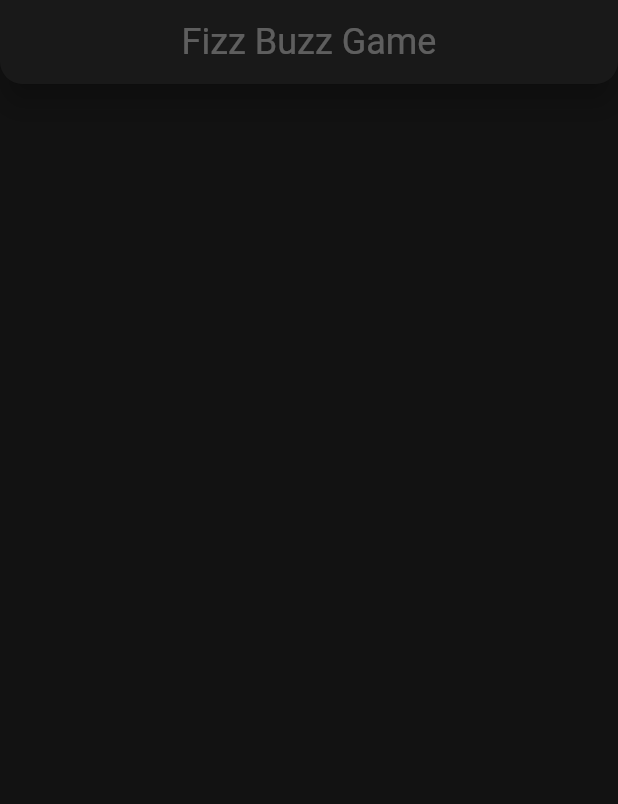
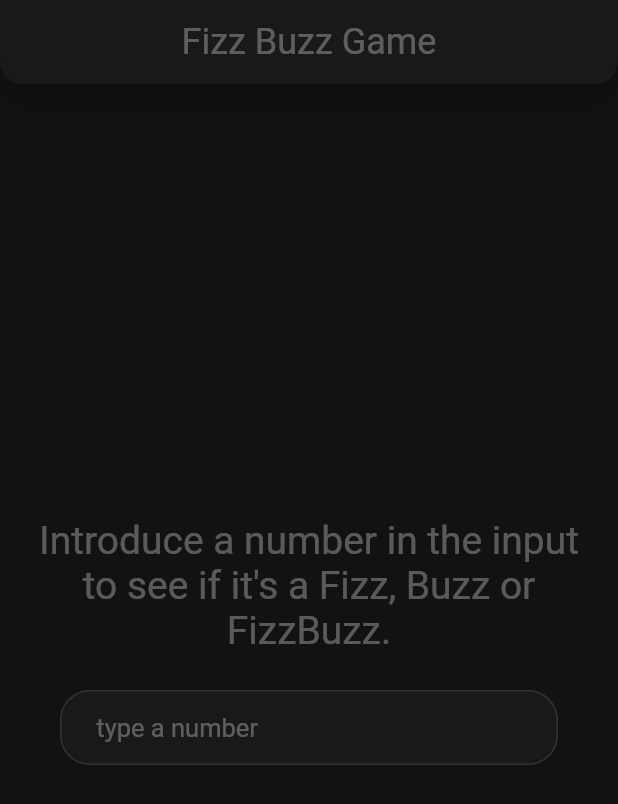
Before and after one commit to 3vilcrow/FizzBuzz, a Flutter app: the screen it shows after launch, on a phone screen of 412 x 824 dp. Shown: the top 804 px of the screen. Run offline on Flutter 3.47's test engine with Material 2 defaults, Android fonts, the light colour scheme and no system bars; our stand-ins replace get.

Commit message:
add some styles to app

```diff
--- a/lib/main.dart
+++ b/lib/main.dart
@@ -1,4 +1,5 @@
-import 'package:fizz_buzz_flutter/views/fizz_buzz.dart';
+import 'package:fizz_buzz_flutter/theme/app_theme.dart';
+import 'package:fizz_buzz_flutter/views/fizz_buzz_view.dart';
 import 'package:flutter/material.dart';
 
 import 'package:get/get.dart';
@@ -14,25 +15,8 @@ class MyApp extends StatelessWidget {
     return GetMaterialApp(
         debugShowCheckedModeBanner: false,
         title: 'Fizz Buzz Game',
-        theme: ThemeData(
-          appBarTheme: const AppBarTheme(
-            backgroundColor: Color.fromARGB(255, 25, 25, 25),
-            titleTextStyle: TextStyle(
-              fontSize: 24,
-              color: Color.fromARGB(77, 255, 255, 255),
-            ),
-          ),
-          scaffoldBackgroundColor: const Color.fromARGB(255, 18, 18, 18),
-          iconTheme: const IconThemeData(
-            color: Colors.black,
-            size: 24,
-          ),
-          primaryIconTheme: const IconThemeData(
-            color: Colors.black,
-            size: 24,
-          ),
-          primarySwatch: Colors.blue,
-        ),
+        themeMode: ThemeMode.dark,
+        darkTheme: AppTheme.dark,
         home: const FizzBuzzView());
   }
 }
--- /dev/null
+++ b/lib/theme/app_theme.dart
@@ -0,0 +1,43 @@
+import 'package:fizz_buzz_flutter/theme/colors.dart';
+import 'package:flutter/material.dart';
+
+class AppTheme {
+  static final dark = ThemeData(
+    appBarTheme: const AppBarTheme(
+      backgroundColor: FizzBuzzColors.primaryColor,
+      titleTextStyle: TextStyle(
+        fontSize: 24,
+        color: FizzBuzzColors.textColor,
+      ),
+    ),
+    textTheme: const TextTheme(
+      headline1: TextStyle(
+        fontSize: 14,
+        color: FizzBuzzColors.textColor,
+      ),
+      headline2: TextStyle(
+        fontSize: 17,
+        color: FizzBuzzColors.textColor,
+      ),
+      headline3: TextStyle(
+        fontSize: 20,
+        color: FizzBuzzColors.textColor,
+      ),
+      headline4: TextStyle(
+        fontSize: 23,
+        color: FizzBuzzColors.textColor,
+      ),
+      headline5: TextStyle(fontSize: 26, color: FizzBuzzColors.textColor),
+      headline6: TextStyle(
+        fontSize: 29,
+        color: FizzBuzzColors.textColor,
+      ),
+    ),
+    scaffoldBackgroundColor: FizzBuzzColors.scaffoldBackgroundColor,
+    primaryColor: FizzBuzzColors.primaryColor,
+    secondaryHeaderColor: FizzBuzzColors.secondaryColor,
+    textSelectionTheme: const TextSelectionThemeData(
+      cursorColor: FizzBuzzColors.cursorColor,
+    ),
+  );
+}
--- /dev/null
+++ b/lib/theme/colors.dart
@@ -0,0 +1,9 @@
+import 'package:flutter/material.dart';
+
+class FizzBuzzColors {
+  static const Color textColor = Color.fromARGB(77, 255, 255, 255);
+  static const Color scaffoldBackgroundColor = Color.fromARGB(255, 18, 18, 18);
+  static const Color primaryColor = Color.fromARGB(255, 25, 25, 25);
+  static const Color secondaryColor = Color.fromARGB(255, 50, 50, 50);
+  static const Color cursorColor = Color.fromARGB(255, 120, 120, 120);
+}
--- a/lib/views/fizz_buzz.dart
+++ /dev/null
@@ -1,24 +0,0 @@
-import 'package:flutter/material.dart';
-
-class FizzBuzzView extends StatelessWidget {
-  const FizzBuzzView({Key? key}) : super(key: key);
-
-  @override
-  Widget build(BuildContext context) {
-    return SafeArea(
-        child: Scaffold(
-      appBar: AppBar(
-          automaticallyImplyLeading: false,
-          centerTitle: true,
-          elevation: 8,
-          shape: const RoundedRectangleBorder(
-              borderRadius: BorderRadius.only(
-                  bottomLeft: Radius.circular(15),
-                  bottomRight: Radius.circular(15))),
-          title: const Text(
-            "Fizz Buzz Game",
-          )),
-      body: Column(),
-    ));
-  }
-}
--- /dev/null
+++ b/lib/views/fizz_buzz_view.dart
@@ -0,0 +1,43 @@
+import 'package:fizz_buzz_flutter/widgets/input_number_widget.dart';
+import 'package:flutter/material.dart';
+import 'package:get/get.dart';
+
+class FizzBuzzView extends StatelessWidget {
+  const FizzBuzzView({Key? key}) : super(key: key);
+
+  @override
+  Widget build(BuildContext context) {
+    return SafeArea(
+        child: Scaffold(
+      appBar: AppBar(
+          automaticallyImplyLeading: false,
+          centerTitle: true,
+          elevation: 8,
+          shape: const RoundedRectangleBorder(
+              borderRadius: BorderRadius.only(
+                  bottomLeft: Radius.circular(15),
+                  bottomRight: Radius.circular(15))),
+          title: const Text(
+            "Fizz Buzz Game",
+          )),
+      body: Padding(
+        padding: const EdgeInsets.symmetric(horizontal: 25.0, vertical: 10),
+        child: Column(
+          mainAxisAlignment: MainAxisAlignment.center,
+          children: [
+            RichText(
+                textAlign: TextAlign.center,
+                text: TextSpan(
+                    text:
+                        "Introduce a number in the input to see if it's a Fizz, Buzz or FizzBuzz.",
+                    style: Get.textTheme.headline5)),
+            const Padding(
+              padding: EdgeInsets.symmetric(vertical: 25.0, horizontal: 15),
+              child: InputNumberWidget(),
+            ),
+          ],
+        ),
+      ),
+    ));
+  }
+}
--- /dev/null
+++ b/lib/widgets/input_number_widget.dart
@@ -0,0 +1,70 @@
+import 'package:flutter/material.dart';
+import 'package:get/get.dart';
+
+class InputNumberWidget extends StatelessWidget {
+  const InputNumberWidget({Key? key}) : super(key: key);
+
+  @override
+  Widget build(BuildContext context) {
+    const double borderRadius = 20;
+    FocusNode focusNode = FocusNode();
+
+    InputBorder _formFieldStyle() {
+      return OutlineInputBorder(
+        borderSide: BorderSide(
+          color: Theme.of(context).secondaryHeaderColor,
+          width: 1.0,
+        ),
+        borderRadius: const BorderRadius.all(
+          Radius.circular(borderRadius),
+        ),
+      );
+    }
+
+    return Material(
+      color: Theme.of(context).primaryColor,
+      elevation: 0,
+      borderRadius: const BorderRadius.all(Radius.circular(borderRadius)),
+      child: TextFormField(
+        focusNode: focusNode,
+        onChanged: (s) {},
+        autocorrect: false,
+        validator: (value) => null,
+        keyboardType: TextInputType.number,
+        autofocus: false,
+        style: Theme.of(context).textTheme.headline2,
+        decoration: InputDecoration(
+          isDense: true,
+          hintText: " type a number",
+          hintStyle: Theme.of(context).textTheme.headline2,
+          focusedBorder: _formFieldStyle(),
+          contentPadding: const EdgeInsets.fromLTRB(20.0, 15.0, 20.0, 15.0),
+          enabledBorder: false
+              ? OutlineInputBorder(
+                  borderSide: BorderSide(
+                      color: Theme.of(context).colorScheme.error, width: 1.5),
+                  borderRadius: BorderRadius.all(
+                    Radius.circular(borderRadius),
+                  ),
+                )
+              : OutlineInputBorder(
+                  borderSide: BorderSide(
+                    color: Theme.of(context).secondaryHeaderColor,
+                    width: 1.0,
+                  ),
+                  borderRadius: const BorderRadius.all(
+                    Radius.circular(borderRadius),
+                  ),
+                ),
+          errorBorder: const OutlineInputBorder(
+            borderSide: BorderSide(color: Colors.red, width: 1.5),
+            borderRadius: BorderRadius.all(
+              Radius.circular(15.0),
+            ),
+          ),
+          focusedErrorBorder: _formFieldStyle(),
+        ),
+      ),
+    );
+  }
+}
```
